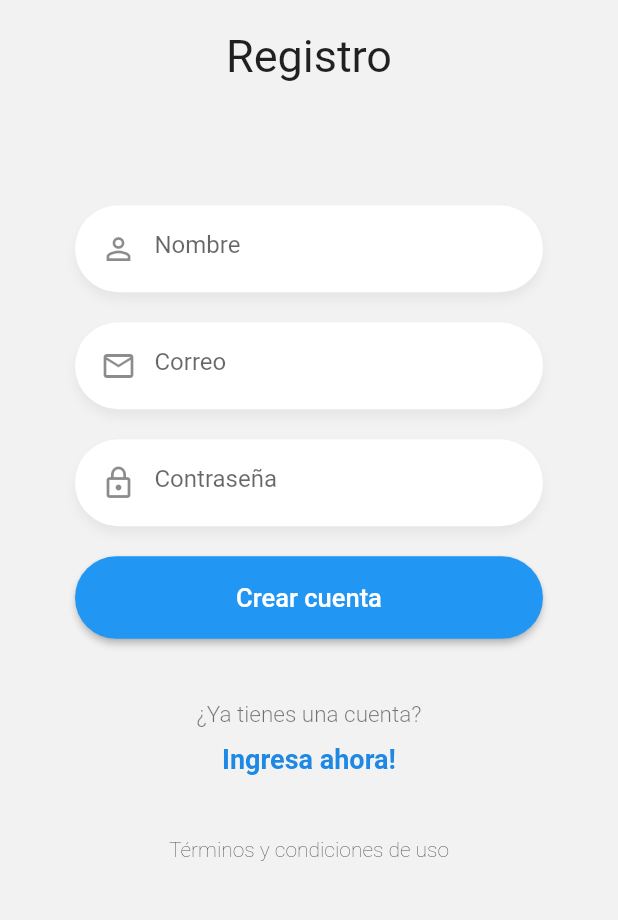
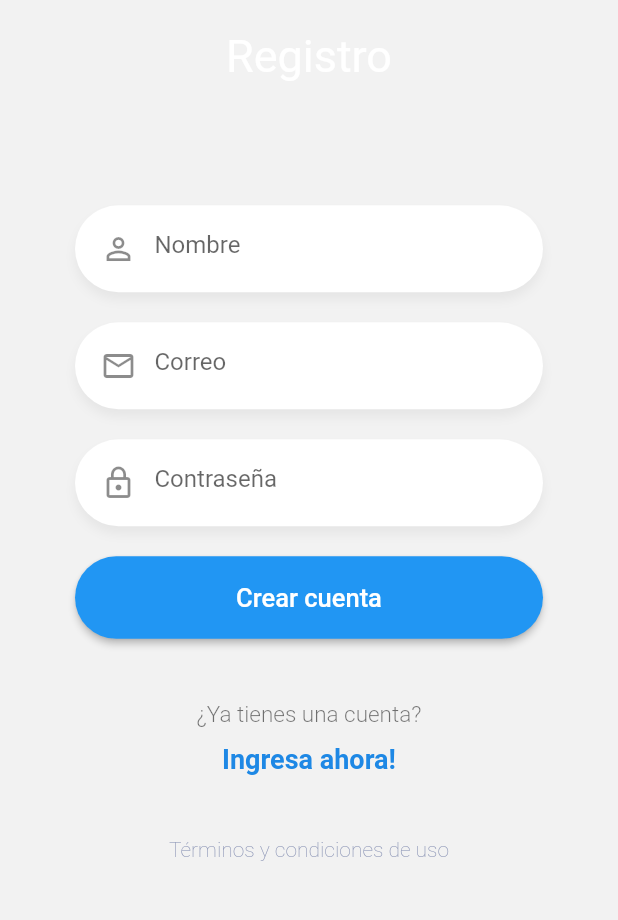
Before and after one commit to JuanSuarezZ/flutter-chat, a Flutter app: the RegisterPage screen opened by its route, on a phone screen of 412 x 824 dp, the part 251-1171 px from its top. Run offline on Flutter 3.47's test engine with Material 2 defaults, Android fonts, the phone set to English and light mode, and no system bars; our stand-ins replace flutter_secure_storage, pull_to_refresh, socket_io_client; accounts and stored records are empty; Roboto replaces fonts that are missing (Hybi11-Amigo).

Commit message:
can set themeapp:

```diff
--- a/lib/main.dart
+++ b/lib/main.dart
@@ -7,23 +7,39 @@ import 'package:chat/services/socket_service.dart';
 
 import 'package:chat/routes/routes.dart';
 
-void main() => runApp(MyApp());
+import 'services/customTheme_service.dart';
 
-class MyApp extends StatelessWidget {
+void main() {
+  runApp(
+    ChangeNotifierProvider<ThemeNotifier>(
+      create: (_) => ThemeNotifier(),
+      child: MyApp(),
+    ),
+  );
+}
+
+class MyApp extends StatefulWidget {
+  @override
+  _MyAppState createState() => _MyAppState();
+}
+
+class _MyAppState extends State<MyApp> {
   @override
   Widget build(BuildContext context) {
+    final themeNotifier = Provider.of<ThemeNotifier>(context);
+    themeNotifier.getStorageTheme();
     return MultiProvider(
       providers: [
-        ChangeNotifierProvider(create: ( _ ) => AuthService() ),
-        ChangeNotifierProvider(create: ( _ ) => SocketService() ),
-        ChangeNotifierProvider(create: ( _ ) => ChatService() ),
+        ChangeNotifierProvider(create: (_) => AuthService()),
+        ChangeNotifierProvider(create: (_) => SocketService()),
+        ChangeNotifierProvider(create: (_) => ChatService()),
       ],
       child: MaterialApp(
-        debugShowCheckedModeBanner: false,
-        title: 'Chat App',
-        initialRoute: 'loading',
-        routes: appRoutes,
-      ),
+          debugShowCheckedModeBanner: false,
+          title: 'Chat App',
+          initialRoute: 'loading',
+          routes: appRoutes,
+          theme: themeNotifier.getTheme()),
     );
   }
 }
--- /dev/null
+++ b/lib/services/customTheme_service.dart
@@ -0,0 +1,41 @@
+import 'package:flutter/material.dart';
+
+import 'package:flutter_secure_storage/flutter_secure_storage.dart';
+import '../theme/app_theme.dart';
+
+class ThemeNotifier with ChangeNotifier {
+  ThemeData _themeDataLight = lightTheme;
+  ThemeData _themeDataDark = darkTheme;
+  ThemeData _themaActual;
+  final _storage = new FlutterSecureStorage();
+
+  ThemeNotifier() {
+    this._themaActual = _themeDataLight;
+  }
+
+  getTheme() => this._themaActual;
+
+  setTheme() async {
+    if (this._themaActual == _themeDataDark) {
+      guardarTheme("light");
+      this._themaActual = _themeDataLight;
+    } else {
+      guardarTheme("dark");
+      this._themaActual = _themeDataDark;
+    }
+    notifyListeners();
+  }
+
+  getStorageTheme() async {
+    final theme = await _storage.read(key: 'theme');
+    if (theme == "light") {
+      this._themaActual = this._themeDataLight;
+    } else {
+      this._themaActual = this._themeDataDark;
+    }
+  }
+
+  guardarTheme(String string) {
+    _storage.write(key: 'theme', value: string);
+  }
+}
--- /dev/null
+++ b/lib/theme/app_theme.dart
@@ -0,0 +1,36 @@
+import 'package:flutter/material.dart';
+
+final darkTheme = ThemeData(
+  fontFamily: 'Hybi11-Amigo',
+  primaryColor: const Color(0xff232935),
+  backgroundColor: const Color(0xff080E1D),
+  buttonColor: const Color(0xff2A303B),
+  accentColor: Colors.white,
+  bottomAppBarColor: const Color(0xff080E1D),
+  highlightColor: Colors.white,
+  hoverColor: const Color(0xff282E39),
+  textTheme: const TextTheme(
+      bodyText1: TextStyle(color: Colors.white),
+      bodyText2: TextStyle(color: Colors.white),
+      headline1: TextStyle(color: Colors.white),
+      headline6: TextStyle(color: Color(0xffBABDC9))),
+);
+
+final lightTheme = ThemeData(
+  fontFamily: 'Hybi11-Amigo',
+  primaryColor: const Color(0xffffffff),
+  backgroundColor: const Color(0xffF6F8FA),
+  buttonColor: const Color(0xffF8F9FA),
+  accentColor: const Color(0xff2D3F7B),
+  bottomAppBarColor: Colors.white,
+  highlightColor: const Color(0xff1977F3),
+  hoverColor: const Color(0xffffffff),
+  textTheme: const TextTheme(
+    bodyText1: TextStyle(color: Color(0xff444D6E)),
+    bodyText2: TextStyle(color: Color(0xff8E97B7)),
+    headline1: TextStyle(color: Color(0xff19295C)),
+    headline6: TextStyle(color: Color(0xffBABDC9)),
+  ),
+);
+
+final normal = ThemeData.light().copyWith();
--- a/lib/widgets/logo.dart
+++ b/lib/widgets/logo.dart
@@ -1,29 +1,23 @@
-
 import 'package:flutter/material.dart';
 
 class Logo extends StatelessWidget {
-
   final String titulo;
 
-  const Logo({
-    Key key,
-    @required this.titulo
-  }) : super(key: key);
-
+  const Logo({Key key, @required this.titulo}) : super(key: key);
 
   @override
   Widget build(BuildContext context) {
     return Center(
       child: Container(
         width: 170,
-        margin: EdgeInsets.only( top: 50 ),
+        margin: EdgeInsets.only(top: 50),
         child: Column(
           children: <Widget>[
-
-            Image( image: AssetImage('assets/tag-logo.png') ),
-            SizedBox( height: 20 ),
-            Text( this.titulo, style: TextStyle(fontSize: 30 ))
-
+            Image(image: AssetImage('assets/tag-logo.png')),
+            SizedBox(height: 20),
+            Text(this.titulo,
+                style: TextStyle(
+                    fontSize: 30, color: Theme.of(context).primaryColor))
           ],
         ),
       ),
--- a/pubspec.yaml
+++ b/pubspec.yaml
@@ -32,7 +32,7 @@ dependencies:
   pull_to_refresh: 1.6.5
   provider:
   http:
-  flutter_secure_storage:
+  flutter_secure_storage: 3.3.5
   socket_io_client:
 
 
```
Also changed, not shown: lib/pages/chat_page.dart (+30 -9 lines), lib/pages/login_page.dart (+19 -34 lines), lib/pages/usuarios_page.dart (+24 -6 lines), lib/widgets/widgetprueba.dart (deleted), pubspec.lock.
